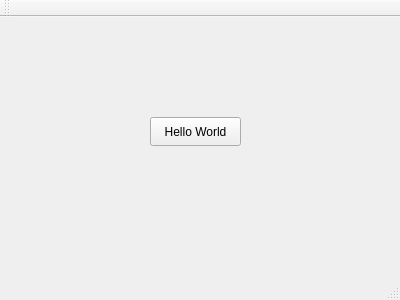
Above: HABAppMain/mainwindow.ui from sh-toba/HABAppwithQt before the change. Below: the same form after it.
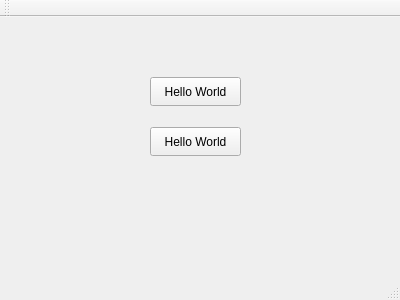
That is the form after the change.

Diff of the .ui file:
```diff
--- a/HABAppMain/mainwindow.ui
+++ b/HABAppMain/mainwindow.ui
@@ -18,7 +18,20 @@
     <property name="geometry">
      <rect>
       <x>150</x>
-      <y>100</y>
+      <y>60</y>
+      <width>91</width>
+      <height>29</height>
+     </rect>
+    </property>
+    <property name="text">
+     <string>Hello World</string>
+    </property>
+   </widget>
+   <widget class="QPushButton" name="pushButton_2">
+    <property name="geometry">
+     <rect>
+      <x>150</x>
+      <y>110</y>
       <width>91</width>
       <height>29</height>
      </rect>
```
